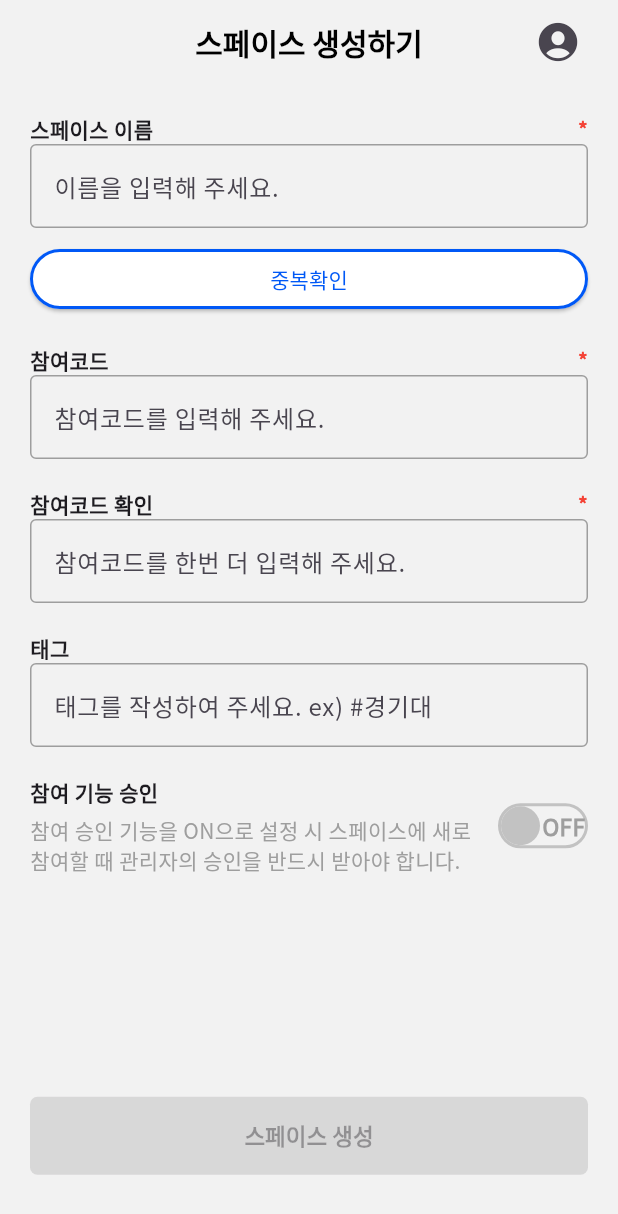
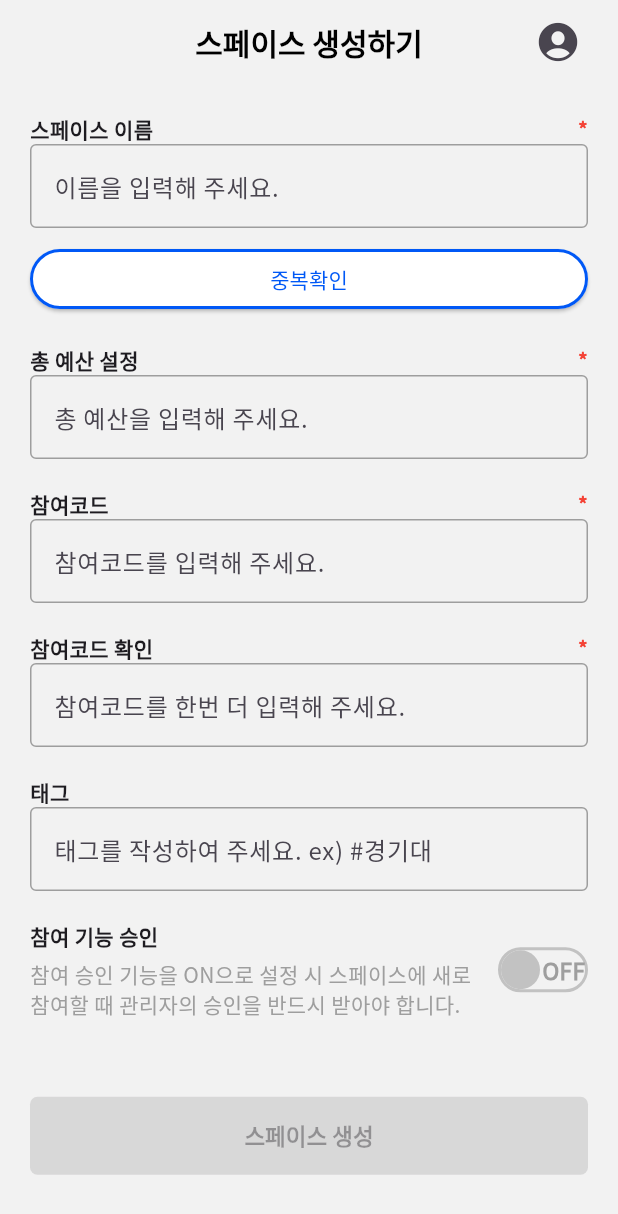
Before and after one commit to YoonjeongYoo/Capstone-EasyBudget, a Flutter app: the CreateSpaceScreen widget shown alone on an empty page, opened directly, on a phone screen of 412 x 824 dp. Shown: the top 1214 px of the screen. Run offline on Flutter 3.47's test engine with Material 3 defaults, Android fonts, the phone set to English and light mode, and no system bars; our stand-ins replace cloud_firestore, firebase_core, fl_chart, getwidget, image_picker, shared_preferences and 1 more; missing offline and left inert: mysql_client; accounts and stored records are empty.

```diff
--- a/lib/layout/address_layout.dart
+++ b/lib/layout/address_layout.dart
@@ -27,14 +27,14 @@ class AddressEdit extends StatelessWidget {
 
   @override
   Widget build(BuildContext context) {
-    final TextEditingController _controller = TextEditingController(
+    final TextEditingController addresscontroller = TextEditingController(
       text: existingData,
     );
 
     return Container(
       width: 230,
       child: TextField(
-        controller: _controller,
+        controller: addresscontroller,
         decoration: InputDecoration(
           hintText: existingData == null || existingData!.isEmpty
               ? '주소를 입력하세요'
--- a/lib/screen/create_space_screen.dart
+++ b/lib/screen/create_space_screen.dart
@@ -116,6 +116,32 @@ class _CreateSpaceScreenState extends State<CreateSpaceScreen> {
                         side: BorderSide(color: Color.fromRGBO(0, 88, 246, 1), width: 2),
                       ),
                       child: Text('중복확인'),
+                    ),
+                    SizedBox(height: 20),
+                    Row(
+                      children: [
+                        Expanded(
+                          child: Text(
+                            '총 예산 설정',
+                            style: TextStyle(
+                              fontWeight: FontWeight.bold,
+                            ),
+                          ),
+                        ),
+                        Text(
+                          '*',
+                          style: TextStyle(
+                            color: Colors.red,
+                            fontWeight: FontWeight.bold,
+                          ),
+                        ),
+                      ],
+                    ),
+                    TextField(
+                      controller: spaceNameController,
+                      decoration: InputDecoration(
+                        hintText: '총 예산을 입력해 주세요.',
+                      ),
                     ),
                     SizedBox(height: 20),
                     Row(
--- a/lib/screen/receipt_scan_confirm_screen.dart
+++ b/lib/screen/receipt_scan_confirm_screen.dart
@@ -113,6 +113,7 @@ class ReceiptScanComfirmScreen extends StatelessWidget {
                   SizedBox(width: 10,),
                   ElevatedButton(
                     onPressed: () {
+                      // 값이 BD에 등록되도록 DB랑 연결
 
                     },
                     style: ElevatedButton.styleFrom(
```
Also changed, not shown: lib/layout/itmes_layout.dart (+61 -4 lines), lib/layout/receipt_layout.dart (+0 -7 lines), lib/screen/receipt_edit_screen.dart (+15 -15 lines), lib/screen/receipt_input_screen.dart (+40 -20 lines).
